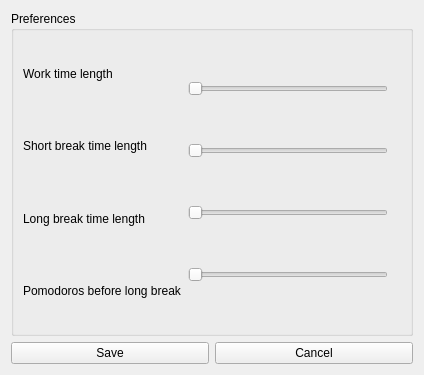
Above: pomodoro/settings_widget.ui from mikkac/pomodoro_qt before the change. Below: the same form after it.
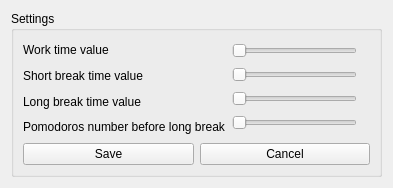
That is the form after the change.

Commit message: finally fixed problem with settings_ui

```diff
--- a/pomodoro/settings_widget.ui
+++ b/pomodoro/settings_widget.ui
@@ -6,81 +6,65 @@
    <rect>
     <x>0</x>
     <y>0</y>
-    <width>424</width>
-    <height>375</height>
+    <width>393</width>
+    <height>188</height>
    </rect>
   </property>
   <property name="windowTitle">
    <string>Form</string>
   </property>
-  <layout class="QVBoxLayout" name="verticalLayout_5">
-   <item>
-    <layout class="QVBoxLayout" name="verticalLayout_2">
+  <layout class="QVBoxLayout" name="verticalLayout_6">
      <item>
       <widget class="QGroupBox" name="groupBox">
-       <property name="minimumSize">
-        <size>
-         <width>382</width>
-         <height>282</height>
-        </size>
-       </property>
        <property name="title">
-        <string>Preferences</string>
-       </property>
-       <layout class="QHBoxLayout" name="horizontalLayout_3">
+      <string>Settings</string>
+     </property>
+     <layout class="QVBoxLayout" name="verticalLayout_5">
         <item>
-         <layout class="QHBoxLayout" name="horizontalLayout">
+       <layout class="QVBoxLayout" name="verticalLayout_4">
           <item>
-           <layout class="QVBoxLayout" name="verticalLayout_3">
+         <layout class="QHBoxLayout" name="horizontalLayout_2">
+          <item>
+           <layout class="QVBoxLayout" name="verticalLayout">
             <item>
              <widget class="QLabel" name="workLabel">
-              <property name="font">
-               <font>
-                <pointsize>9</pointsize>
-               </font>
-              </property>
               <property name="text">
-               <string>Work time length</string>
+               <string>Work time value</string>
               </property>
              </widget>
             </item>
             <item>
              <widget class="QLabel" name="shortLabel">
-              <property name="font">
-               <font>
-                <pointsize>9</pointsize>
-               </font>
-              </property>
               <property name="text">
-               <string>Short break time length</string>
+               <string>Short break time value</string>
               </property>
              </widget>
             </item>
             <item>
              <widget class="QLabel" name="longLabel">
               <property name="text">
-               <string>Long break time length</string>
+               <string>Long break time value</string>
               </property>
              </widget>
             </item>
             <item>
              <widget class="QLabel" name="pomodorosLabel">
               <property name="text">
-               <string>Pomodoros before long break</string>
+               <string>Pomodoros number before long break</string>
               </property>
              </widget>
             </item>
            </layout>
           </item>
           <item>
-           <layout class="QVBoxLayout" name="verticalLayout">
+           <layout class="QVBoxLayout" name="verticalLayout_2">
             <item>
              <widget class="QSlider" name="workTimeSlider">
               <property name="minimum">
                <number>1</number>
               </property>
               <property name="maximum">
-               <number>120</number>
+               <number>60</number>
               </property>
               <property name="orientation">
                <enum>Qt::Horizontal</enum>
@@ -93,7 +77,7 @@
                <number>1</number>
               </property>
               <property name="maximum">
-               <number>120</number>
+               <number>60</number>
               </property>
               <property name="orientation">
                <enum>Qt::Horizontal</enum>
@@ -106,7 +90,7 @@
                <number>1</number>
               </property>
               <property name="maximum">
-               <number>120</number>
+               <number>60</number>
               </property>
               <property name="orientation">
                <enum>Qt::Horizontal</enum>
@@ -119,7 +103,7 @@
                <number>1</number>
               </property>
               <property name="maximum">
-               <number>120</number>
+               <number>20</number>
               </property>
               <property name="orientation">
                <enum>Qt::Horizontal</enum>
@@ -129,7 +113,7 @@
            </layout>
           </item>
           <item>
-           <layout class="QVBoxLayout" name="verticalLayout_4">
+           <layout class="QVBoxLayout" name="verticalLayout_3">
             <item>
              <widget class="QLabel" name="workTimeValue">
               <property name="text">
@@ -162,11 +146,8 @@
           </item>
          </layout>
         </item>
-       </layout>
-      </widget>
-     </item>
      <item>
-      <layout class="QHBoxLayout" name="horizontalLayout_2">
+         <layout class="QHBoxLayout" name="horizontalLayout">
        <item>
         <widget class="QPushButton" name="saveButton">
          <property name="text">
@@ -184,6 +165,9 @@
       </layout>
      </item>
     </layout>
+      </item>
+     </layout>
+    </widget>
    </item>
   </layout>
  </widget>
```
Lines whose indentation alone changed are shown as unchanged. The commit also changes 19 other files.
